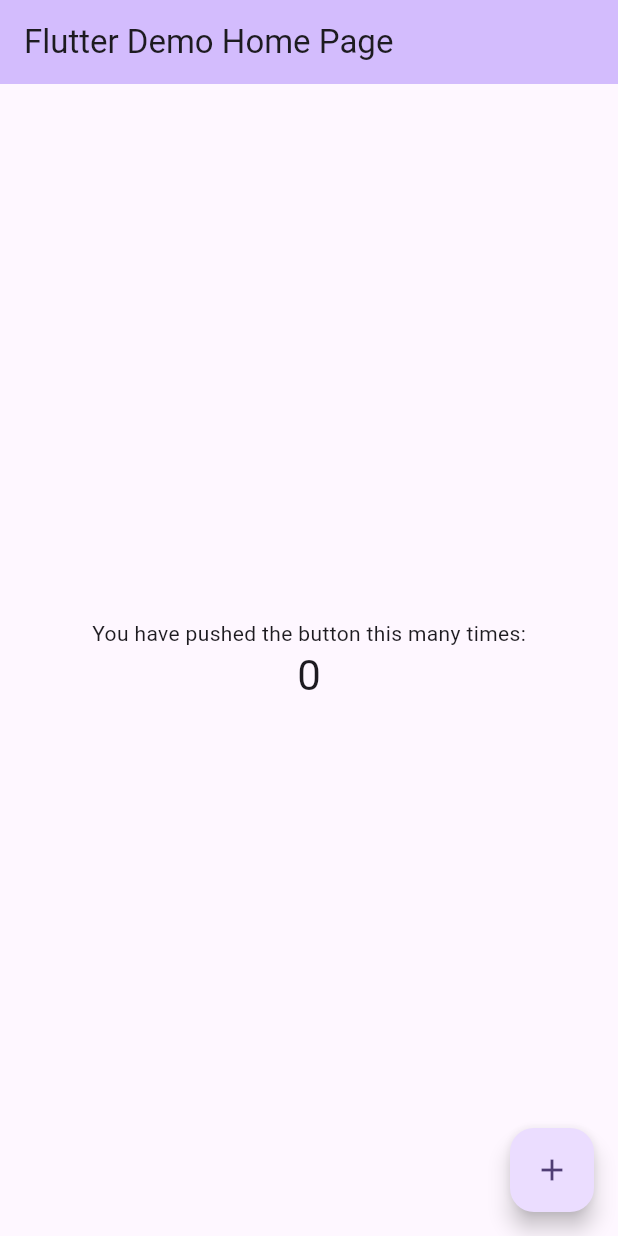
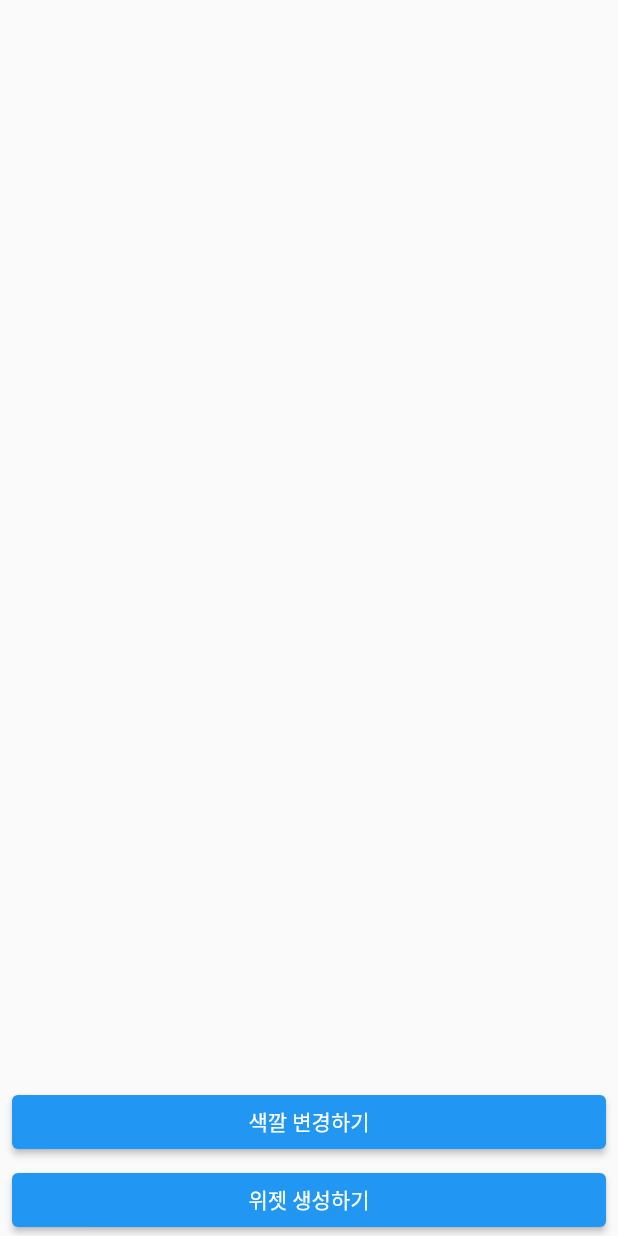
Before and after one commit to leejihyeon240/FlutterStudy, a Flutter app: the screen it shows after launch, on a phone screen of 412 x 824 dp. Run offline on Flutter 3.47's test engine with Material 2 defaults, Android fonts, the phone set to English and light mode, and no system bars; our stand-ins replace webview_flutter.

Commit message:
[Study] Stateful Widget

```diff
--- a/stateful_widget/lib/main.dart
+++ b/stateful_widget/lib/main.dart
@@ -1,125 +1,70 @@
 import 'package:flutter/material.dart';
+import 'package:stateful_widget/screen/home_screen.dart';
 
 void main() {
-  runApp(const MyApp());
+  runApp(MaterialApp(
+    home: Root(),
+  ));
 }
 
-class MyApp extends StatelessWidget {
-  const MyApp({super.key});
+class Root extends StatefulWidget {
+  const Root({Key? key}) : super(key: key);
 
-  // This widget is the root of your application.
   @override
-  Widget build(BuildContext context) {
-    return MaterialApp(
-      title: 'Flutter Demo',
-      theme: ThemeData(
-        // This is the theme of your application.
-        //
-        // TRY THIS: Try running your application with "flutter run". You'll see
-        // the application has a blue toolbar. Then, without quitting the app,
-        // try changing the seedColor in the colorScheme below to Colors.green
-        // and then invoke "hot reload" (save your changes or press the "hot
-        // reload" button in a Flutter-supported IDE, or press "r" if you used
-        // the command line to start the app).
-        //
-        // Notice that the counter didn't reset back to zero; the application
-        // state is not lost during the reload. To reset the state, use hot
-        // restart instead.
-        //
-        // This works for code too, not just values: Most code changes can be
-        // tested with just a hot reload.
-        colorScheme: ColorScheme.fromSeed(seedColor: Colors.deepPurple),
-        useMaterial3: true,
-      ),
-      home: const MyHomePage(title: 'Flutter Demo Home Page'),
-    );
-  }
+  _RootState createState() => _RootState();
 }
 
-class MyHomePage extends StatefulWidget {
-  const MyHomePage({super.key, required this.title});
-
-  // This widget is the home page of your application. It is stateful, meaning
-  // that it has a State object (defined below) that contains fields that affect
-  // how it looks.
-
-  // This class is the configuration for the state. It holds the values (in this
-  // case the title) provided by the parent (in this case the App widget) and
-  // used by the build method of the State. Fields in a Widget subclass are
-  // always marked "final".
-
-  final String title;
-
-  @override
-  State<MyHomePage> createState() => _MyHomePageState();
-}
-
-class _MyHomePageState extends State<MyHomePage> {
-  int _counter = 0;
-
-  void _incrementCounter() {
-    setState(() {
-      // This call to setState tells the Flutter framework that something has
-      // changed in this State, which causes it to rerun the build method below
-      // so that the display can reflect the updated values. If we changed
-      // _counter without calling setState(), then the build method would not be
-      // called again, and so nothing would appear to happen.
-      _counter++;
-    });
-  }
+class _RootState extends State<Root> {
+  Color color = Colors.blue;
+  bool show = false;
 
   @override
   Widget build(BuildContext context) {
-    // This method is rerun every time setState is called, for instance as done
-    // by the _incrementCounter method above.
-    //
-    // The Flutter framework has been optimized to make rerunning build methods
-    // fast, so that you can just rebuild anything that needs updating rather
-    // than having to individually change instances of widgets.
     return Scaffold(
-      appBar: AppBar(
-        // TRY THIS: Try changing the color here to a specific color (to
-        // Colors.amber, perhaps?) and trigger a hot reload to see the AppBar
-        // change color while the other colors stay the same.
-        backgroundColor: Theme.of(context).colorScheme.inversePrimary,
-        // Here we take the value from the MyHomePage object that was created by
-        // the App.build method, and use it to set our appbar title.
-        title: Text(widget.title),
+      body: SafeArea(
+        child: Padding(
+          padding: const EdgeInsets.symmetric(horizontal: 8.0),
+          child: Column(
+            children: [
+              Expanded(
+                child: Center(
+                  child: show
+                      ? HomeScreen(
+                          color: color,
+                        )
+                      : Container(),
                 ),
-      body: Center(
-        // Center is a layout widget. It takes a single child and positions it
-        // in the middle of the parent.
-        child: Column(
-          // Column is also a layout widget. It takes a list of children and
-          // arranges them vertically. By default, it sizes itself to fit its
-          // children horizontally, and tries to be as tall as its parent.
-          //
-          // Column has various properties to control how it sizes itself and
-          // how it positions its children. Here we use mainAxisAlignment to
-          // center the children vertically; the main axis here is the vertical
-          // axis because Columns are vertical (the cross axis would be
-          // horizontal).
-          //
-          // TRY THIS: Invoke "debug painting" (choose the "Toggle Debug Paint"
-          // action in the IDE, or press "p" in the console), to see the
-          // wireframe for each widget.
-          mainAxisAlignment: MainAxisAlignment.center,
-          children: <Widget>[
-            const Text(
-              'You have pushed the button this many times:',
               ),
-            Text(
-              '$_counter',
-              style: Theme.of(context).textTheme.headlineMedium,
+              Column(
+                crossAxisAlignment: CrossAxisAlignment.stretch,
+                children: [
+                  ElevatedButton(
+                    onPressed: () {
+                      setState(() {
+                        color = color == Colors.red ? Colors.blue : Colors.red;
+                      });
+                    },
+                    child: Text(
+                      '색깔 변경하기',
+                    ),
+                  ),
+                  const SizedBox(height: 4.0),
+                  ElevatedButton(
+                    onPressed: () {
+                      setState(() {
+                        show = !show;
+                      });
+                    },
+                    child: Text(
+                      !show ? '위젯 생성하기' : '위젯 삭제하기',
+                    ),
+                  ),
+                ],
               ),
             ],
           ),
         ),
-      floatingActionButton: FloatingActionButton(
-        onPressed: _incrementCounter,
-        tooltip: 'Increment',
-        child: const Icon(Icons.add),
-      ), // This trailing comma makes auto-formatting nicer for build methods.
+      ),
     );
   }
 }
```
Also changed, not shown: stateful_widget/lib/screen/home_screen.dart (added, +75 -0 lines). Lines whose indentation alone changed are shown as unchanged.
